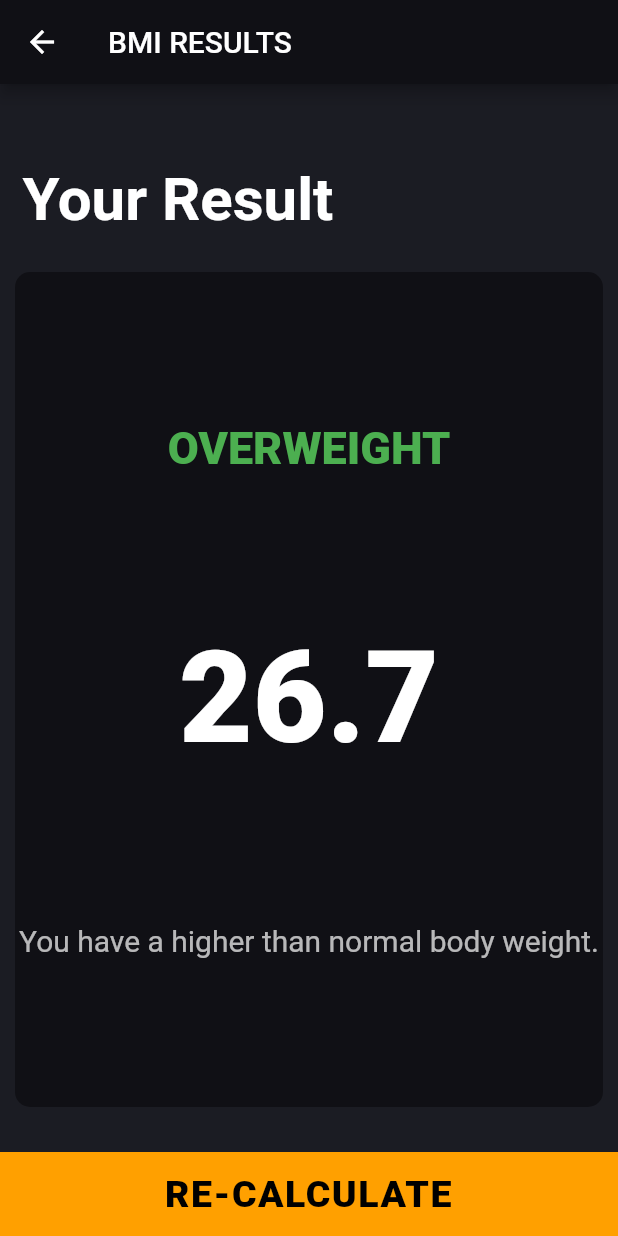
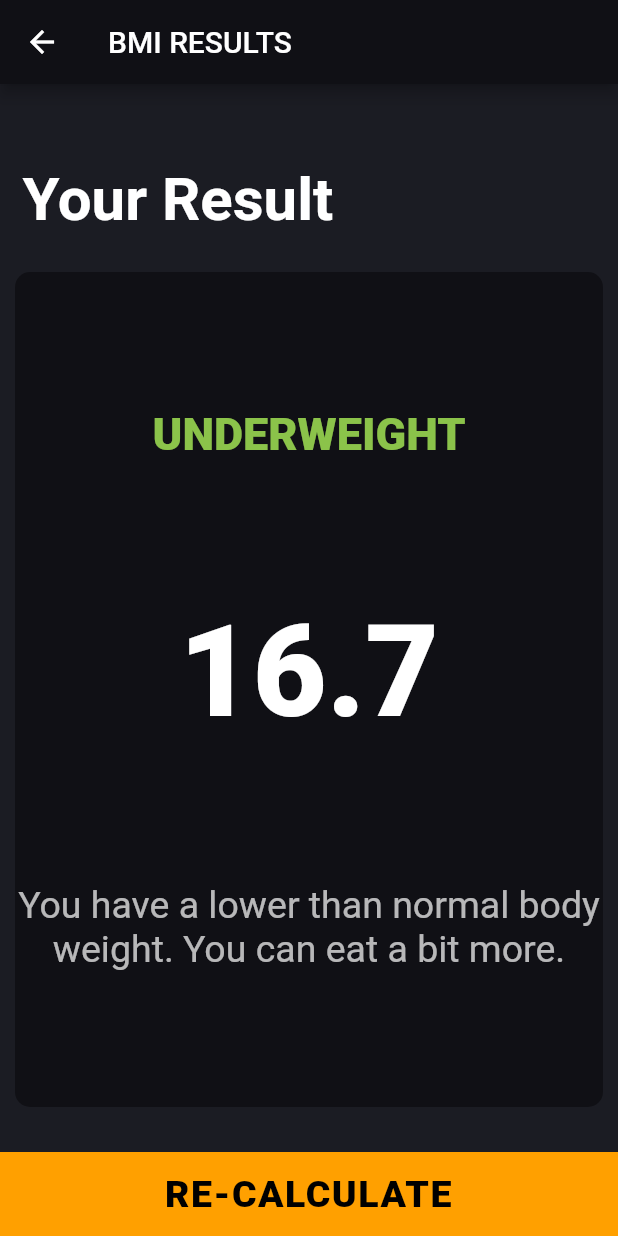
Before and after one commit to avajiyo/bmi-calculator, a Flutter app: the screen it shows after launch, after a tap on "CALCULATE", on a phone screen of 412 x 824 dp. Run offline on Flutter 3.47's test engine with Material 2 defaults, Android fonts, the phone set to English and light mode, and no system bars; our stand-ins replace font_awesome_flutter.

Commit message:
Project completion. BMI Calculation works as intended.

```diff
--- /dev/null
+++ b/lib/components/calculator_brain.dart
@@ -0,0 +1,36 @@
+import 'dart:math';
+import 'package:flutter/cupertino.dart';
+
+class CalculatorBrain {
+  CalculatorBrain({this.height, this.weight});
+
+  final int height;
+  final int weight;
+
+  double _bmi = 0;
+
+  String getBMIResultInNumbers() {
+    _bmi = weight / pow(height / 100, 2);
+    return _bmi.toStringAsFixed(1);
+  }
+
+  String getBMIResultInWords() {
+    if (_bmi >= 25) {
+      return 'Overweight';
+    } else if (_bmi > 18.5) {
+      return 'Normal';
+    } else {
+      return 'Underweight';
+    }
+  }
+
+  String getBMIDescription() {
+    if (_bmi >= 25) {
+      return 'You have a higher than normal body weight. Try to exercise more.';
+    } else if (_bmi >= 18.5) {
+      return 'You have a normal body weight. Good job!';
+    } else {
+      return 'You have a lower than normal body weight. You can eat a bit more.';
+    }
+  }
+}
--- a/lib/constants.dart
+++ b/lib/constants.dart
@@ -6,18 +6,18 @@ const kHeadingStyle = TextStyle(
   fontWeight: FontWeight.normal,
   fontSize: 20,
 );
+const kNormalCardColour = Color(0xFF101015);
+const kPressedCardColour = Color(0xFFFFA000);
+const kNumberFontStyle = TextStyle(fontSize: 50, fontWeight: FontWeight.w900);
+const kLetterFontStyle = TextStyle(fontSize: 17, color: Colors.blueGrey);
+
 const kResultsHeadingStyle = TextStyle(
   color: Colors.white,
   fontWeight: FontWeight.bold,
   fontSize: 40,
 );
-const kNormalCardColour = Color(0xFF101015);
-const kPressedCardColour = Color(0xFFFFA000);
-const kNumberFontStyle = TextStyle(fontSize: 50, fontWeight: FontWeight.w900);
-const kLetterFontStyle = TextStyle(fontSize: 17, color: Colors.blueGrey);
-
 const kBMINumberFontStyle =
     TextStyle(fontSize: 85, fontWeight: FontWeight.w900);
-const kResultsFontStyle =
-    TextStyle(fontSize: 30, fontWeight: FontWeight.w900, color: Colors.green);
-const kResultsLetterFontStyle = TextStyle(fontSize: 20, color: Colors.white70);
+const kResultsFontStyle = TextStyle(
+    fontSize: 30, fontWeight: FontWeight.w900, color: Colors.lightGreen);
+const kResultsLetterFontStyle = TextStyle(fontSize: 25, color: Colors.white70);
--- a/lib/screenpages/Result_page.dart
+++ b/lib/screenpages/Result_page.dart
@@ -6,6 +6,15 @@ import 'package:bmi_calculator/components/buttons/bottom_button.dart';
 import 'package:bmi_calculator/components/reusable_card.dart';
 
 class ResultsPage extends StatelessWidget {
+  ResultsPage(
+      {@required this.bMInumber,
+      @required this.bMIwords,
+      @required this.bMIdescription});
+
+  final String bMInumber;
+  final String bMIwords;
+  final String bMIdescription;
+
   @override
   Widget build(BuildContext context) {
     return Scaffold(
@@ -34,16 +43,16 @@ class ResultsPage extends StatelessWidget {
                 crossAxisAlignment: CrossAxisAlignment.stretch,
                 children: <Widget>[
                   Text(
-                    'OVERWEIGHT',
+                    bMIwords.toUpperCase(),
                     style: kResultsFontStyle,
                     textAlign: TextAlign.center,
                   ),
                   Text(
-                    '26.7',
+                    bMInumber,
                     style: kBMINumberFontStyle,
                     textAlign: TextAlign.center,
                   ),
-                  Text('You have a higher than normal body weight.',
+                  Text(bMIdescription,
                       style: kResultsLetterFontStyle,
                       textAlign: TextAlign.center),
                 ],
--- a/lib/screenpages/input_page.dart
+++ b/lib/screenpages/input_page.dart
@@ -8,6 +8,7 @@ import 'package:bmi_calculator/components/buttons/bottom_button.dart';
 import '../components/buttons/bottom_button.dart';
 import 'package:bmi_calculator/screenpages/Result_page.dart';
 import 'package:bmi_calculator/components/buttons/round_button.dart';
+import 'package:bmi_calculator/components/calculator_brain.dart';
 
 class MyHomePage extends StatefulWidget {
   MyHomePage({Key key, this.title}) : super(key: key);
@@ -141,6 +142,7 @@ class _MyHomePageState extends State<MyHomePage> {
                         Text('AGE', style: kLetterFontStyle),
                         Text(age.toString(), style: kNumberFontStyle),
                         Row(
+                          textDirection: TextDirection.ltr,
                           mainAxisAlignment: MainAxisAlignment.center,
                           children: [
                             RoundButton(
@@ -169,8 +171,16 @@ class _MyHomePageState extends State<MyHomePage> {
             BottomButton(
               buttonText: 'CALCULATE',
               onTap: () {
-                Navigator.push(context,
-                    MaterialPageRoute(builder: (context) => ResultsPage()));
+                CalculatorBrain calc =
+                    CalculatorBrain(height: height, weight: weight);
+                Navigator.push(
+                    context,
+                    MaterialPageRoute(
+                        builder: (context) => ResultsPage(
+                              bMInumber: calc.getBMIResultInNumbers(),
+                              bMIwords: calc.getBMIResultInWords(),
+                              bMIdescription: calc.getBMIDescription(),
+                            )));
               },
             ),
           ],
--- a/lib/main.dart
+++ b/lib/screenpages/main.dart
@@ -1,6 +1,6 @@
-import 'screenpages/Result_page.dart';
 import 'package:flutter/material.dart';
-import 'screenpages/input_page.dart';
+import 'package:bmi_calculator/screenpages/input_page.dart';
+import 'package:bmi_calculator/screenpages/Result_page.dart';
 
 void main() {
   runApp(BMICalculator());
```
Also changed, not shown: 1 other file.
